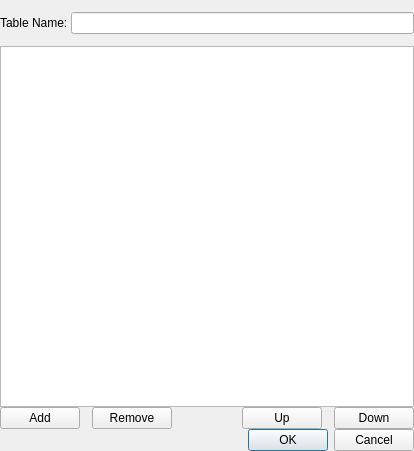
informationsea/Hyokai, file schemadialog.ui: the form before one commit.
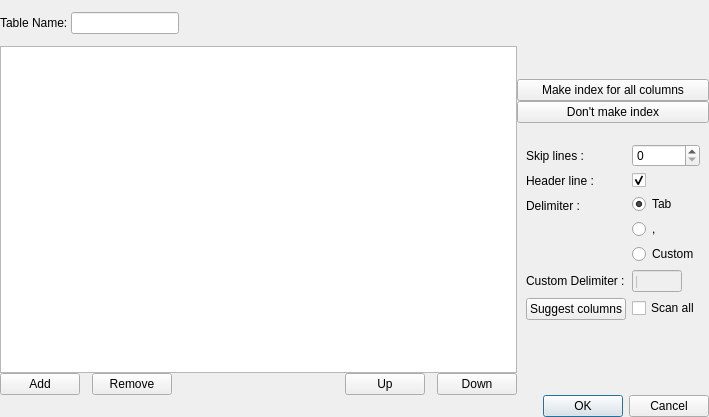
The form after the commit.

```diff
--- a/schemadialog.ui
+++ b/schemadialog.ui
@@ -6,14 +6,14 @@
    <rect>
     <x>0</x>
     <y>0</y>
-    <width>414</width>
-    <height>451</height>
+    <width>709</width>
+    <height>417</height>
    </rect>
   </property>
   <property name="windowTitle">
    <string>Dialog</string>
   </property>
-  <layout class="QVBoxLayout" name="verticalLayout">
+  <layout class="QVBoxLayout" name="verticalLayout_3">
    <property name="spacing">
     <number>0</number>
    </property>
@@ -30,7 +30,20 @@
     <number>0</number>
    </property>
    <item>
+    <layout class="QHBoxLayout" name="horizontalLayout">
+     <property name="spacing">
+      <number>0</number>
+     </property>
+     <item>
+      <layout class="QVBoxLayout" name="verticalLayout">
+       <property name="spacing">
+        <number>0</number>
+       </property>
+       <item>
     <layout class="QFormLayout" name="formLayout">
+         <property name="fieldGrowthPolicy">
+          <enum>QFormLayout::FieldsStayAtSizeHint</enum>
+         </property>
      <property name="bottomMargin">
       <number>12</number>
      </property>
@@ -97,6 +110,217 @@
      </item>
     </layout>
    </item>
+      </layout>
+     </item>
+     <item>
+      <layout class="QVBoxLayout" name="verticalLayoutRight">
+       <item>
+        <spacer name="verticalSpacer_2">
+         <property name="orientation">
+          <enum>Qt::Vertical</enum>
+         </property>
+         <property name="sizeHint" stdset="0">
+          <size>
+           <width>20</width>
+           <height>40</height>
+          </size>
+         </property>
+        </spacer>
+       </item>
+       <item>
+        <widget class="QPushButton" name="makeIndexButton">
+         <property name="text">
+          <string>Make index for all columns</string>
+         </property>
+        </widget>
+       </item>
+       <item>
+        <widget class="QPushButton" name="notMakeIndexButton">
+         <property name="text">
+          <string>Don't make index</string>
+         </property>
+        </widget>
+       </item>
+       <item>
+        <spacer name="verticalSpacer_3">
+         <property name="orientation">
+          <enum>Qt::Vertical</enum>
+         </property>
+         <property name="sizeType">
+          <enum>QSizePolicy::Fixed</enum>
+         </property>
+         <property name="sizeHint" stdset="0">
+          <size>
+           <width>20</width>
+           <height>12</height>
+          </size>
+         </property>
+        </spacer>
+       </item>
+       <item>
+        <widget class="QWidget" name="importWidget" native="true">
+         <property name="sizePolicy">
+          <sizepolicy hsizetype="Minimum" vsizetype="Preferred">
+           <horstretch>0</horstretch>
+           <verstretch>0</verstretch>
+          </sizepolicy>
+         </property>
+         <layout class="QFormLayout" name="formLayout_2">
+          <item row="0" column="0">
+           <widget class="QLabel" name="label_2">
+            <property name="sizePolicy">
+             <sizepolicy hsizetype="Minimum" vsizetype="Preferred">
+              <horstretch>0</horstretch>
+              <verstretch>0</verstretch>
+             </sizepolicy>
+            </property>
+            <property name="text">
+             <string>Skip lines :</string>
+            </property>
+           </widget>
+          </item>
+          <item row="0" column="1">
+           <widget class="QSpinBox" name="skipLinesSpin"/>
+          </item>
+          <item row="1" column="0">
+           <widget class="QLabel" name="label_4">
+            <property name="sizePolicy">
+             <sizepolicy hsizetype="Minimum" vsizetype="Preferred">
+              <horstretch>0</horstretch>
+              <verstretch>0</verstretch>
+             </sizepolicy>
+            </property>
+            <property name="text">
+             <string>Header line :</string>
+            </property>
+           </widget>
+          </item>
+          <item row="1" column="1">
+           <widget class="QCheckBox" name="headerLineCheckbox">
+            <property name="text">
+             <string/>
+            </property>
+            <property name="checked">
+             <bool>true</bool>
+            </property>
+           </widget>
+          </item>
+          <item row="2" column="0">
+           <widget class="QLabel" name="label_3">
+            <property name="sizePolicy">
+             <sizepolicy hsizetype="Minimum" vsizetype="Preferred">
+              <horstretch>0</horstretch>
+              <verstretch>0</verstretch>
+             </sizepolicy>
+            </property>
+            <property name="text">
+             <string>Delimiter :</string>
+            </property>
+           </widget>
+          </item>
+          <item row="2" column="1">
+           <layout class="QVBoxLayout" name="verticalLayout_4">
+            <property name="spacing">
+             <number>5</number>
+            </property>
+            <item>
+             <widget class="QRadioButton" name="tabDelimiter">
+              <property name="text">
+               <string>Tab</string>
+              </property>
+              <property name="checked">
+               <bool>true</bool>
+              </property>
+             </widget>
+            </item>
+            <item>
+             <widget class="QRadioButton" name="cammaDelimiter">
+              <property name="text">
+               <string>,</string>
+              </property>
+             </widget>
+            </item>
+            <item>
+             <widget class="QRadioButton" name="customDelimiter">
+              <property name="text">
+               <string>Custom</string>
+              </property>
+             </widget>
+            </item>
+           </layout>
+          </item>
+          <item row="3" column="0">
+           <widget class="QLabel" name="label_5">
+            <property name="sizePolicy">
+             <sizepolicy hsizetype="Minimum" vsizetype="Preferred">
+              <horstretch>0</horstretch>
+              <verstretch>0</verstretch>
+             </sizepolicy>
+            </property>
+            <property name="text">
+             <string>Custom Delimiter :</string>
+            </property>
+           </widget>
+          </item>
+          <item row="3" column="1">
+           <widget class="QLineEdit" name="customDelimiterEdit">
+            <property name="enabled">
+             <bool>false</bool>
+            </property>
+            <property name="sizePolicy">
+             <sizepolicy hsizetype="Minimum" vsizetype="Fixed">
+              <horstretch>0</horstretch>
+              <verstretch>0</verstretch>
+             </sizepolicy>
+            </property>
+            <property name="maximumSize">
+             <size>
+              <width>50</width>
+              <height>16777215</height>
+             </size>
+            </property>
+            <property name="text">
+             <string>|</string>
+            </property>
+            <property name="maxLength">
+             <number>1</number>
+            </property>
+           </widget>
+          </item>
+          <item row="4" column="0">
+           <widget class="QPushButton" name="suggestColumnButton">
+            <property name="text">
+             <string>Suggest columns</string>
+            </property>
+           </widget>
+          </item>
+          <item row="4" column="1">
+           <widget class="QCheckBox" name="scanAllLine">
+            <property name="text">
+             <string>Scan all</string>
+            </property>
+           </widget>
+          </item>
+         </layout>
+        </widget>
+       </item>
+       <item>
+        <spacer name="verticalSpacer">
+         <property name="orientation">
+          <enum>Qt::Vertical</enum>
+         </property>
+         <property name="sizeHint" stdset="0">
+          <size>
+           <width>20</width>
+           <height>40</height>
+          </size>
+         </property>
+        </spacer>
+       </item>
+      </layout>
+     </item>
+    </layout>
+   </item>
    <item>
     <widget class="QDialogButtonBox" name="buttonBox">
      <property name="orientation">
```
Left out of the diff: 16 changed lines with no effect on the pictures. Lines whose indentation alone changed are shown as unchanged.
